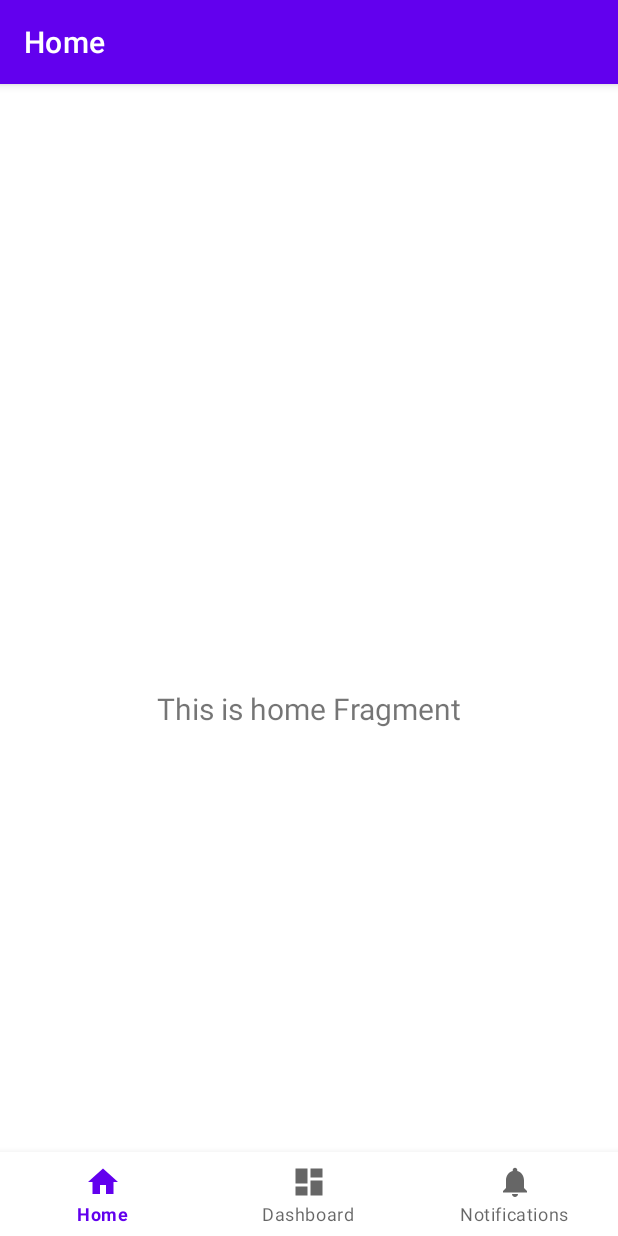
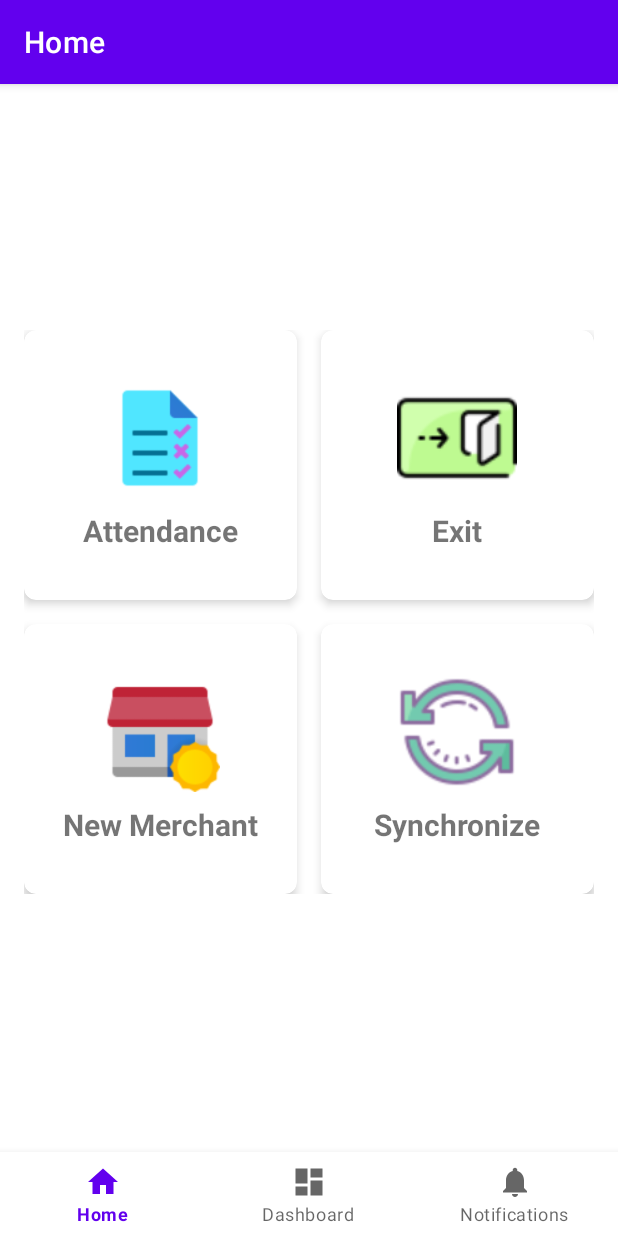
Before and after one commit to monir-shurjomukhi/shurjopay-agent-android, an Android app: the screen it shows after launch (MainActivity), on a phone screen of 412 x 824 dp. Run offline under Robolectric (Android 15) with nearby library versions, the phone set to English and light mode, and no system bars; our stand-ins replace navigation-ui.

Commit message:
add grid view on home

```diff
--- a/app/build.gradle
+++ b/app/build.gradle
@@ -35,7 +35,6 @@ android {
 }
 
 dependencies {
-
   implementation 'androidx.core:core-ktx:1.7.0'
   implementation 'androidx.appcompat:appcompat:1.4.0'
   implementation 'com.google.android.material:material:1.4.0'
@@ -44,7 +43,12 @@ dependencies {
   implementation 'androidx.lifecycle:lifecycle-viewmodel-ktx:2.4.0'
   implementation 'androidx.navigation:navigation-fragment-ktx:2.3.5'
   implementation 'androidx.navigation:navigation-ui-ktx:2.3.5'
-    testImplementation 'junit:junit:4.+'
+  testImplementation 'junit:junit:4.4.0'
   androidTestImplementation 'androidx.test.ext:junit:1.1.3'
   androidTestImplementation 'androidx.test.espresso:espresso-core:3.4.0'
+
+  // Retrofit
+  implementation 'com.squareup.retrofit2:retrofit:2.9.0'
+  implementation 'com.squareup.retrofit2:converter-gson:2.9.0'
+  implementation 'com.squareup.retrofit2:converter-scalars:2.9.0'
 }
--- /dev/null
+++ b/app/src/main/java/com/sm/spagent/ui/adapter/HomeAdapter.kt
@@ -0,0 +1,40 @@
+package com.sm.spagent.ui.adapter
+
+import android.content.Context
+import android.view.LayoutInflater
+import android.view.View
+import android.view.ViewGroup
+import android.widget.BaseAdapter
+import android.widget.ImageView
+import android.widget.TextView
+import com.sm.spagent.R
+
+class HomeAdapter(private val context: Context, private val items: List<String>, private val icons: List<Int>) : BaseAdapter() {
+  private var inflater: LayoutInflater? = null
+  override fun getCount(): Int {
+    return items.size
+  }
+
+  override fun getItem(position: Int): Any {
+    return items[position]
+  }
+
+  override fun getItemId(position: Int): Long {
+    return 0
+  }
+
+  override fun getView(position: Int, convertView: View?, parent: ViewGroup): View {
+    var view = convertView
+    if (inflater == null) {
+      inflater = context.getSystemService(Context.LAYOUT_INFLATER_SERVICE) as LayoutInflater
+    }
+    if (view == null) {
+      view = inflater!!.inflate(R.layout.grid_item, parent, false)
+    }
+    val nameTextView = view?.findViewById<TextView>(R.id.itemNameTextView)
+    nameTextView?.text = items[position]
+    val iconImageView = view?.findViewById<ImageView>(R.id.itemImageView)
+    iconImageView?.setImageResource(icons[position])
+    return view!!
+  }
+}
--- a/app/src/main/java/com/sm/spagent/ui/fragment/HomeFragment.kt
+++ b/app/src/main/java/com/sm/spagent/ui/fragment/HomeFragment.kt
@@ -4,11 +4,11 @@ import android.os.Bundle
 import android.view.LayoutInflater
 import android.view.View
 import android.view.ViewGroup
-import android.widget.TextView
 import androidx.fragment.app.Fragment
-import androidx.lifecycle.Observer
 import androidx.lifecycle.ViewModelProvider
+import com.sm.spagent.R
 import com.sm.spagent.databinding.FragmentHomeBinding
+import com.sm.spagent.ui.adapter.HomeAdapter
 import com.sm.spagent.ui.viewmodel.HomeViewModel
 
 class HomeFragment : Fragment() {
@@ -24,17 +24,28 @@ class HomeFragment : Fragment() {
     inflater: LayoutInflater,
     container: ViewGroup?,
     savedInstanceState: Bundle?
-    ): View? {
+  ): View {
     homeViewModel =
-            ViewModelProvider(this).get(HomeViewModel::class.java)
+      ViewModelProvider(this)[HomeViewModel::class.java]
 
     _binding = FragmentHomeBinding.inflate(inflater, container, false)
     val root: View = binding.root
 
-        val textView: TextView = binding.textHome
-        homeViewModel.text.observe(viewLifecycleOwner, Observer {
-            textView.text = it
-        })
+    val gridItems = listOf(
+      getString(R.string.attendance),
+      getString(R.string.exit),
+      getString(R.string.new_merchant),
+      getString(R.string.synchronize)
+    )
+    val gridIcons = listOf(
+      R.drawable.ic_attendance,
+      R.drawable.ic_exit,
+      R.drawable.ic_new_merchant,
+      R.drawable.ic_synchronize
+    )
+    val adapter = HomeAdapter(requireContext(), gridItems, gridIcons)
+    binding.gridView.adapter = adapter
+
     return root
   }
 
--- a/app/src/main/res/layout/activity_main.xml
+++ b/app/src/main/res/layout/activity_main.xml
@@ -3,8 +3,7 @@
     xmlns:app="http://schemas.android.com/apk/res-auto"
     android:id="@+id/container"
     android:layout_width="match_parent"
-    android:layout_height="match_parent"
-    android:paddingTop="?attr/actionBarSize">
+    android:layout_height="match_parent">
 
   <com.google.android.material.bottomnavigation.BottomNavigationView
       android:id="@+id/nav_view"
@@ -21,13 +20,12 @@
   <fragment
       android:id="@+id/nav_host_fragment_activity_main"
       android:name="androidx.navigation.fragment.NavHostFragment"
-      android:layout_width="match_parent"
-      android:layout_height="match_parent"
+      android:layout_width="0dp"
+      android:layout_height="0dp"
       app:defaultNavHost="true"
       app:layout_constraintBottom_toTopOf="@id/nav_view"
       app:layout_constraintLeft_toLeftOf="parent"
       app:layout_constraintRight_toRightOf="parent"
       app:layout_constraintTop_toTopOf="parent"
       app:navGraph="@navigation/mobile_navigation" />
-
 </androidx.constraintlayout.widget.ConstraintLayout>
--- a/app/src/main/res/layout/fragment_home.xml
+++ b/app/src/main/res/layout/fragment_home.xml
@@ -6,17 +6,19 @@
     android:layout_height="match_parent"
     tools:context=".ui.fragment.HomeFragment">
 
-  <TextView
-      android:id="@+id/text_home"
-      android:layout_width="match_parent"
-      android:layout_height="wrap_content"
-      android:layout_marginStart="8dp"
-      android:layout_marginTop="8dp"
-      android:layout_marginEnd="8dp"
-      android:textAlignment="center"
-      android:textSize="20sp"
+  <GridView
+      android:padding="@dimen/activity_horizontal_margin"
+      android:id="@+id/gridView"
+      android:numColumns="auto_fit"
+      android:verticalSpacing="16dp"
+      android:horizontalSpacing="16dp"
+      tools:listitem="@layout/grid_item"
+      android:clipToPadding="true"
+      app:layout_constraintTop_toTopOf="parent"
+      app:layout_constraintStart_toStartOf="parent"
+      app:layout_constraintEnd_toEndOf="parent"
       app:layout_constraintBottom_toBottomOf="parent"
-      app:layout_constraintEnd_toEndOf="parent"
-      app:layout_constraintStart_toStartOf="parent"
-      app:layout_constraintTop_toTopOf="parent" />
+      android:layout_width="0dp"
+      android:layout_marginBottom="8dp"
+      android:layout_height="wrap_content"/>
 </androidx.constraintlayout.widget.ConstraintLayout>
--- /dev/null
+++ b/app/src/main/res/layout/grid_item.xml
@@ -0,0 +1,35 @@
+<?xml version="1.0" encoding="utf-8"?>
+<androidx.cardview.widget.CardView xmlns:android="http://schemas.android.com/apk/res/android"
+    xmlns:app="http://schemas.android.com/apk/res-auto"
+    xmlns:tools="http://schemas.android.com/tools"
+    android:layout_width="match_parent"
+    android:layout_height="180dp"
+    android:layout_gravity="center"
+    android:layout_margin="8dp"
+    app:cardCornerRadius="8dp"
+    app:cardElevation="4dp">
+
+  <LinearLayout
+      android:layout_width="match_parent"
+      android:layout_height="match_parent"
+      android:layout_gravity="center"
+      android:gravity="center"
+      android:orientation="vertical"
+      android:padding="16dp">
+
+    <ImageView
+        android:id="@+id/itemImageView"
+        android:layout_width="80dp"
+        android:layout_height="80dp"
+        tools:src="@drawable/ic_attendance" />
+
+    <TextView
+        android:id="@+id/itemNameTextView"
+        android:layout_width="wrap_content"
+        android:layout_height="wrap_content"
+        android:layout_marginTop="8dp"
+        android:textSize="20sp"
+        android:textStyle="bold"
+        tools:text="Name" />
+  </LinearLayout>
+</androidx.cardview.widget.CardView>
--- a/app/src/main/res/values/strings.xml
+++ b/app/src/main/res/values/strings.xml
@@ -1,6 +1,12 @@
 <resources>
   <string name="app_name">ShurjoPay Agent</string>
   <string name="title_home">Home</string>
+  <string name="title_merchants">Merchants</string>
   <string name="title_dashboard">Dashboard</string>
   <string name="title_notifications">Notifications</string>
+  <string name="attendance">Attendance</string>
+  <string name="exit">Exit</string>
+  <string name="new_merchant">New Merchant</string>
+  <string name="synchronize">Synchronize</string>
+  <string name="change_password">Change Password</string>
 </resources>
```
Also changed, not shown: app/src/main/java/com/sm/spagent/ui/activity/MainActivity.kt (line endings or trailing spaces), app/src/main/res/drawable/ic_attendance.png (added), app/src/main/res/drawable/ic_exit.png (added), app/src/main/res/drawable/ic_new_merchant.png (added), app/src/main/res/drawable/ic_synchronize.png (added). Lines whose indentation alone changed are shown as unchanged.
